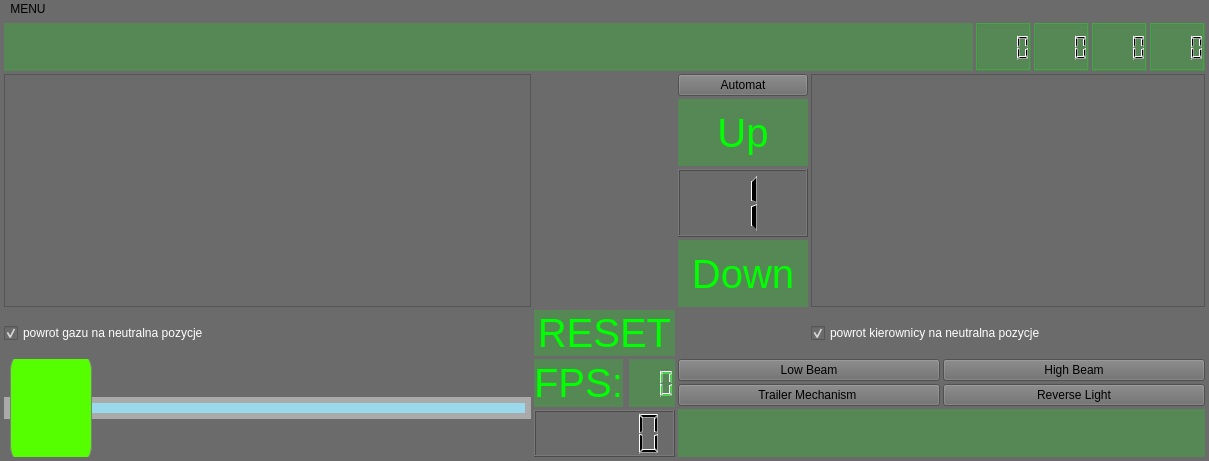
Before: the Qt Designer form pilot/pilotwindow.ui in cyniu88/QT_kurs, drawn with Qt 5.
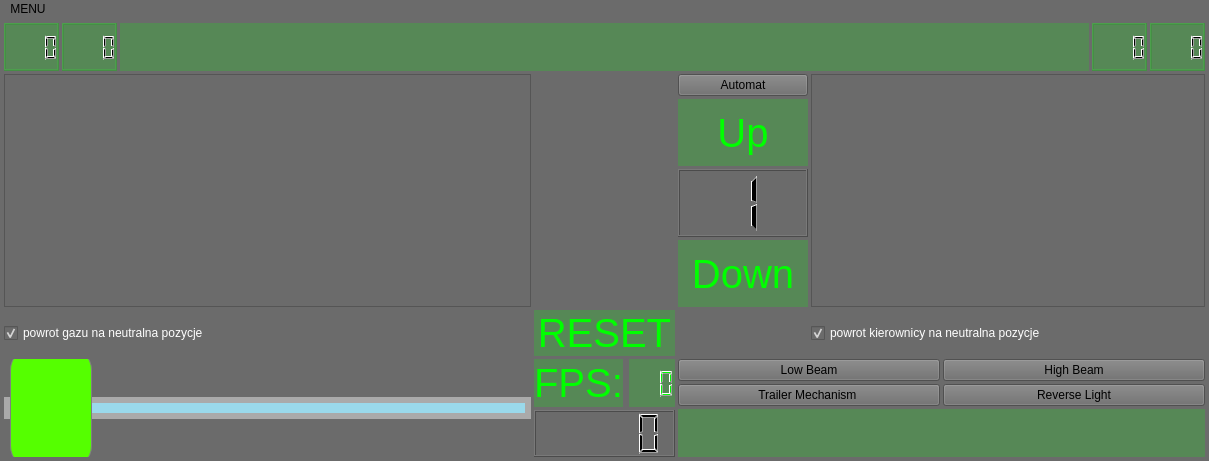
After: the same form once the commit is applied. Icons and pictures are not drawn. Custom widgets are drawn as their Qt base class.

Patch:
```diff
--- a/pilot/pilotwindow.ui
+++ b/pilot/pilotwindow.ui
@@ -354,6 +354,38 @@
     </item>
     <item row="0" column="0" colspan="9">
      <layout class="QHBoxLayout" name="horizontalLayout_2">
+      <item>
+       <widget class="QLCDNumber" name="gazLCD_x">
+        <property name="sizePolicy">
+         <sizepolicy hsizetype="Fixed" vsizetype="Ignored">
+          <horstretch>0</horstretch>
+          <verstretch>0</verstretch>
+         </sizepolicy>
+        </property>
+        <property name="styleSheet">
+         <string notr="true">background-color: rgba(0, 255, 0, 50);</string>
+        </property>
+        <property name="digitCount">
+         <number>4</number>
+        </property>
+       </widget>
+      </item>
+      <item>
+       <widget class="QLCDNumber" name="gazLCD_y">
+        <property name="sizePolicy">
+         <sizepolicy hsizetype="Fixed" vsizetype="Ignored">
+          <horstretch>0</horstretch>
+          <verstretch>0</verstretch>
+         </sizepolicy>
+        </property>
+        <property name="styleSheet">
+         <string notr="true">background-color: rgba(0, 255, 0, 50);</string>
+        </property>
+        <property name="digitCount">
+         <number>4</number>
+        </property>
+       </widget>
+      </item>
       <item>
        <widget class="QLineEdit" name="responsTxt">
         <property name="sizePolicy">
@@ -375,38 +407,6 @@
         </property>
        </widget>
       </item>
-      <item>
-       <widget class="QLCDNumber" name="gazLCD_x">
-        <property name="sizePolicy">
-         <sizepolicy hsizetype="Fixed" vsizetype="Ignored">
-          <horstretch>0</horstretch>
-          <verstretch>0</verstretch>
-         </sizepolicy>
-        </property>
-        <property name="styleSheet">
-         <string notr="true">background-color: rgba(0, 255, 0, 50);</string>
-        </property>
-        <property name="digitCount">
-         <number>4</number>
-        </property>
-       </widget>
-      </item>
-      <item>
-       <widget class="QLCDNumber" name="gazLCD_y">
-        <property name="sizePolicy">
-         <sizepolicy hsizetype="Fixed" vsizetype="Ignored">
-          <horstretch>0</horstretch>
-          <verstretch>0</verstretch>
-         </sizepolicy>
-        </property>
-        <property name="styleSheet">
-         <string notr="true">background-color: rgba(0, 255, 0, 50);</string>
-        </property>
-        <property name="digitCount">
-         <number>4</number>
-        </property>
-       </widget>
-      </item>
       <item>
        <widget class="QLCDNumber" name="skretLCD_x">
         <property name="sizePolicy">
```
Left out of the diff: 2 changed lines with no effect on the pictures.
